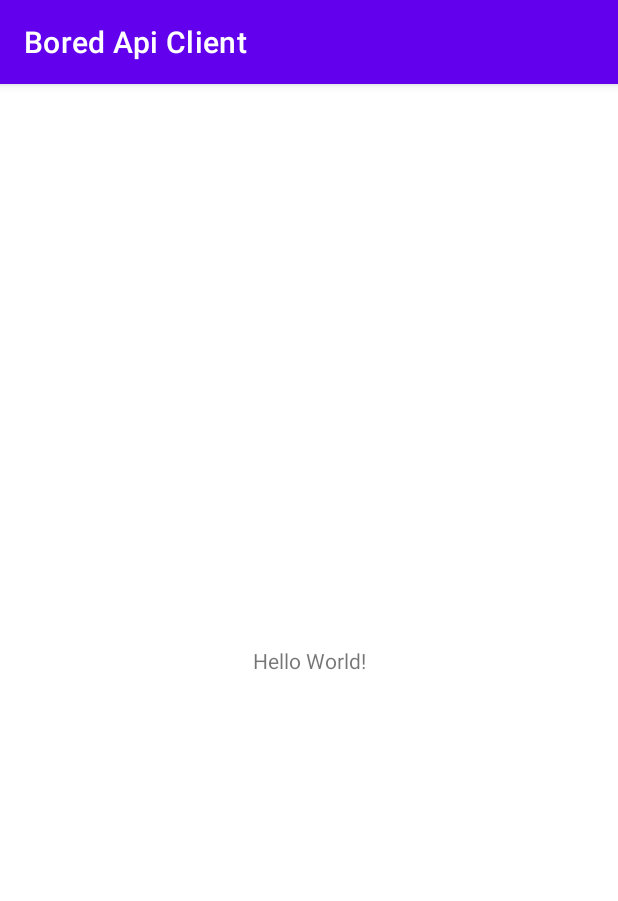
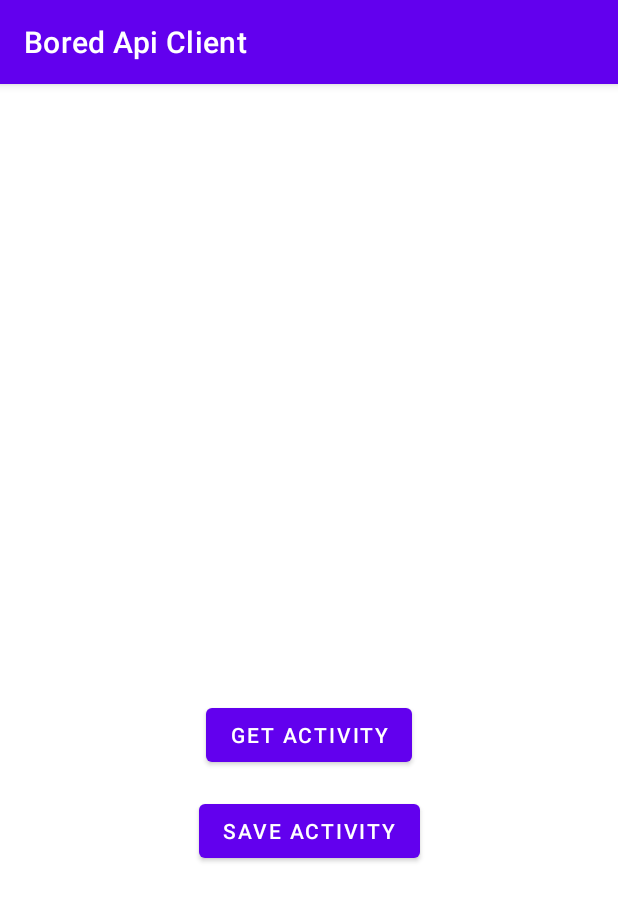
Before and after one commit to rdias002/bored-api-client, an Android app: the screen it shows after launch (MainActivity), on a phone screen of 412 x 824 dp. Shown: the top 901 px of the screen. Run offline under Robolectric (Android 15) with nearby library versions, the phone set to English and light mode, and no system bars; our stand-ins replace Dagger/Hilt's generated code, Room's generated code, data binding.

Commit message:
Completed all usecases

```diff
--- a/app/src/main/AndroidManifest.xml
+++ b/app/src/main/AndroidManifest.xml
@@ -1,6 +1,8 @@
 <?xml version="1.0" encoding="utf-8"?>
 <manifest xmlns:android="http://schemas.android.com/apk/res/android"
     package="com.example.boredapiclient">
+
+    <uses-permission android:name="android.permission.INTERNET" />
 
     <application
         android:name=".presentation.BoredApiClientApp"
--- a/app/src/main/java/core/utils/Resource.kt
+++ b/app/src/main/java/com/example/boredapiclient/core/utils/Resource.kt
@@ -1,4 +1,4 @@
-package core.utils
+package com.example.boredapiclient.core.utils
 
 sealed class Resource<T>(val data: T? = null, val message: String? = null) {
     class Loading<T>(data: T? = null): Resource<T>(data)
--- a/app/src/main/java/com/example/boredapiclient/data/local/ActivitiesDB.kt
+++ b/app/src/main/java/com/example/boredapiclient/data/local/ActivitiesDB.kt
@@ -5,10 +5,10 @@ import androidx.room.Database
 import androidx.room.Room
 import androidx.room.RoomDatabase
 import com.example.boredapiclient.data.local.dao.ActivityDao
-import com.example.boredapiclient.data.local.entities.ActivityEntity
+import com.example.boredapiclient.data.local.entities.SavedActivityEntity
 
 @Database(
-    entities = [ActivityEntity::class],
+    entities = [SavedActivityEntity::class],
     version = 1
 )
 abstract class ActivitiesDB : RoomDatabase() {
--- a/app/src/main/java/com/example/boredapiclient/data/local/dao/ActivityDao.kt
+++ b/app/src/main/java/com/example/boredapiclient/data/local/dao/ActivityDao.kt
@@ -1,28 +1,31 @@
 package com.example.boredapiclient.data.local.dao
 
 import androidx.room.*
-import com.example.boredapiclient.data.local.entities.ActivityEntity
+import com.example.boredapiclient.data.local.entities.SavedActivityEntity
 import kotlinx.coroutines.flow.Flow
 
 @Dao
 interface ActivityDao {
 
     @Insert(onConflict = OnConflictStrategy.REPLACE)
-    suspend fun saveActivity(activity:ActivityEntity)
+    suspend fun saveActivity(savedActivity: SavedActivityEntity)
 
-    @Query("SELECT * FROM activities_table")
-    fun getSavedActivities(): Flow<List<ActivityEntity>>
+    @Query("SELECT * FROM saved_activities_table")
+    fun getSavedActivities(): Flow<List<SavedActivityEntity>>
 
-    @Query("SELECT * FROM activities_table WHERE _id = :id")
-    fun getSavedActivity(id: Long): Flow<ActivityEntity>
+    @Query("SELECT * FROM saved_activities_table WHERE _id = :id")
+    fun getSavedActivity(id: Long): Flow<SavedActivityEntity>
 
-    @Query("DELETE FROM activities_table")
+    @Query("DELETE FROM saved_activities_table")
     suspend fun deleteAllSavedActivities()
 
-    @Query("DELETE FROM activities_table WHERE _id = :id")
+    @Query("DELETE FROM saved_activities_table WHERE _id = :id")
     suspend fun deleteSavedActivity(id: Long)
 
+    @Query("UPDATE saved_activities_table SET markedAsDone = :isMarkedAsDone WHERE _id = :id")
+    suspend fun markActivityAsDone(id: Long, isMarkedAsDone: Boolean = true)
+
     @Delete
-    suspend fun deleteSavedActivity(activity: ActivityEntity)
+    suspend fun deleteSavedActivity(savedActivity: SavedActivityEntity)
 
 }
--- a/app/src/main/java/com/example/boredapiclient/domain/model/ActivityModel.kt
+++ b/app/src/main/java/com/example/boredapiclient/domain/model/ActivityModel.kt
@@ -8,5 +8,6 @@ data class ActivityModel(
     val participants: Int,
     val price: Double,
     val link: String,
+    val markedAsDone: Boolean,
     val error: String? = null
 )
--- a/app/src/main/java/com/example/boredapiclient/domain/repository/ActivityRepository.kt
+++ b/app/src/main/java/com/example/boredapiclient/domain/repository/ActivityRepository.kt
@@ -1,7 +1,7 @@
 package com.example.boredapiclient.domain.repository
 
+import com.example.boredapiclient.core.utils.Resource
 import com.example.boredapiclient.domain.model.ActivityModel
-import core.utils.Resource
 import kotlinx.coroutines.flow.Flow
 
 interface ActivityRepository {
@@ -15,4 +15,5 @@ interface ActivityRepository {
     fun getSavedActivities(): Flow<List<ActivityModel>>
     fun getSavedActivity(activityModel: ActivityModel): Flow<ActivityModel>
     fun deleteSavedActivity(activityModel: ActivityModel): Flow<Resource<String>>
+    fun markActivityAsDone(activityModel: ActivityModel): Flow<Resource<String>>
 }
--- /dev/null
+++ b/app/src/main/java/com/example/boredapiclient/domain/usecase/DeleteSavedActivityUseCase.kt
@@ -0,0 +1,12 @@
+package com.example.boredapiclient.domain.usecase
+
+import com.example.boredapiclient.domain.model.ActivityModel
+import com.example.boredapiclient.domain.repository.ActivityRepository
+import javax.inject.Inject
+
+class DeleteSavedActivityUseCase @Inject constructor(
+    private val repository: ActivityRepository
+) {
+    operator fun invoke(activityModel: ActivityModel) =
+        repository.deleteSavedActivity(activityModel)
+}
--- a/app/src/main/java/com/example/boredapiclient/domain/usecase/GetRandomActivity.kt
+++ b/app/src/main/java/com/example/boredapiclient/domain/usecase/GetRandomActivityUseCase.kt
@@ -1,12 +1,12 @@
 package com.example.boredapiclient.domain.usecase
 
+import com.example.boredapiclient.core.utils.Resource
 import com.example.boredapiclient.domain.model.ActivityModel
 import com.example.boredapiclient.domain.repository.ActivityRepository
-import core.utils.Resource
 import kotlinx.coroutines.flow.Flow
 import javax.inject.Inject
 
-class GetRandomActivity @Inject constructor(
+class GetRandomActivityUseCase @Inject constructor(
     private val repository: ActivityRepository
 ) {
     operator fun invoke(): Flow<Resource<ActivityModel>> = repository.getRandomActivity()
--- /dev/null
+++ b/app/src/main/java/com/example/boredapiclient/domain/usecase/GetSavedActivitiesUseCase.kt
@@ -0,0 +1,10 @@
+package com.example.boredapiclient.domain.usecase
+
+import com.example.boredapiclient.domain.repository.ActivityRepository
+import javax.inject.Inject
+
+class GetSavedActivitiesUseCase @Inject constructor(
+    private val repository: ActivityRepository
+) {
+    operator fun invoke() = repository.getSavedActivities()
+}
--- /dev/null
+++ b/app/src/main/java/com/example/boredapiclient/domain/usecase/MarkActivityAsDoneUseCase.kt
@@ -0,0 +1,15 @@
+package com.example.boredapiclient.domain.usecase
+
+import com.example.boredapiclient.core.utils.Resource
+import com.example.boredapiclient.domain.model.ActivityModel
+import com.example.boredapiclient.domain.repository.ActivityRepository
+import kotlinx.coroutines.flow.Flow
+import javax.inject.Inject
+
+class MarkActivityAsDoneUseCase @Inject constructor(
+    private val repository: ActivityRepository
+) {
+    operator fun invoke(activityModel: ActivityModel): Flow<Resource<String>> =
+        repository.markActivityAsDone(activityModel)
+
+}
--- /dev/null
+++ b/app/src/main/java/com/example/boredapiclient/domain/usecase/SaveActivityUseCase.kt
@@ -0,0 +1,15 @@
+package com.example.boredapiclient.domain.usecase
+
+import com.example.boredapiclient.core.utils.Resource
+import com.example.boredapiclient.domain.model.ActivityModel
+import com.example.boredapiclient.domain.repository.ActivityRepository
+import kotlinx.coroutines.flow.Flow
+import javax.inject.Inject
+
+class SaveActivityUseCase @Inject constructor(
+    private val repository: ActivityRepository
+) {
+    operator fun invoke(activity: ActivityModel): Flow<Resource<String>> =
+        repository.saveActivity(activity)
+
+}
--- a/app/src/main/java/com/example/boredapiclient/presentation/activity/MainActivity.kt
+++ b/app/src/main/java/com/example/boredapiclient/presentation/activity/MainActivity.kt
@@ -1,12 +1,56 @@
 package com.example.boredapiclient.presentation.activity
 
+import android.os.Bundle
+import android.widget.Toast
+import androidx.activity.viewModels
 import androidx.appcompat.app.AppCompatActivity
-import android.os.Bundle
-import com.example.boredapiclient.R
+import androidx.lifecycle.Lifecycle
+import androidx.lifecycle.lifecycleScope
+import androidx.lifecycle.repeatOnLifecycle
+import com.example.boredapiclient.databinding.ActivityMainBinding
+import com.example.boredapiclient.presentation.viewmodel.HomeActivityViewModel
+import com.google.android.material.snackbar.Snackbar
+import dagger.hilt.android.AndroidEntryPoint
+import kotlinx.coroutines.flow.collect
+import kotlinx.coroutines.launch
 
+@AndroidEntryPoint
 class MainActivity : AppCompatActivity() {
+
+    private val viewModel: HomeActivityViewModel by viewModels()
+    lateinit var binding: ActivityMainBinding
+
     override fun onCreate(savedInstanceState: Bundle?) {
         super.onCreate(savedInstanceState)
-        setContentView(R.layout.activity_main)
+        binding = ActivityMainBinding.inflate(layoutInflater)
+        setContentView(binding.root)
+
+        binding.viewmodel = viewModel
+        binding.lifecycleOwner = this
+
+        collectFlows()
+    }
+
+    private fun collectFlows() {
+        lifecycleScope.launch {
+            repeatOnLifecycle(Lifecycle.State.STARTED) {
+                launch {
+                    viewModel.uiEventsSharedFlow.collect {
+                        handleUiEvent(it)
+                    }
+                }
+            }
+        }
+    }
+
+    private fun handleUiEvent(uiEvent: HomeActivityViewModel.UiEvents) {
+        when (uiEvent) {
+            is HomeActivityViewModel.UiEvents.ShowToast -> {
+                Toast.makeText(this, uiEvent.message, uiEvent.length).show()
+            }
+            is HomeActivityViewModel.UiEvents.ShowSnackBar -> {
+                Snackbar.make(binding.root, uiEvent.message, uiEvent.length).show()
+            }
+        }
     }
 }
--- /dev/null
+++ b/app/src/main/java/com/example/boredapiclient/presentation/viewmodel/HomeActivityViewModel.kt
@@ -0,0 +1,86 @@
+package com.example.boredapiclient.presentation.viewmodel
+
+import android.widget.Toast
+import androidx.lifecycle.ViewModel
+import androidx.lifecycle.viewModelScope
+import com.example.boredapiclient.core.utils.Resource
+import com.example.boredapiclient.domain.model.ActivityModel
+import com.example.boredapiclient.domain.usecase.*
+import com.google.android.material.snackbar.Snackbar
+import dagger.hilt.android.lifecycle.HiltViewModel
+import kotlinx.coroutines.flow.MutableSharedFlow
+import kotlinx.coroutines.flow.MutableStateFlow
+import kotlinx.coroutines.flow.SharedFlow
+import kotlinx.coroutines.flow.collect
+import kotlinx.coroutines.launch
+import javax.inject.Inject
+
+@HiltViewModel
+class HomeActivityViewModel @Inject constructor(
+    private val getRandomActivityUseCaseUseCase: GetRandomActivityUseCase,
+    private val saveActivityUseCase: SaveActivityUseCase,
+    private val getSavedActivitiesUseCase: GetSavedActivitiesUseCase,
+    private val markActivityAsDoneUseCase: MarkActivityAsDoneUseCase,
+    private val deleteSavedActivityUseCase: DeleteSavedActivityUseCase
+) : ViewModel() {
+
+    private val _uiEventsSharedFlow = MutableSharedFlow<UiEvents>()
+    val uiEventsSharedFlow: SharedFlow<UiEvents> = _uiEventsSharedFlow
+
+    val textViewState = MutableStateFlow("")
+
+    private lateinit var activity: ActivityModel
+
+    fun getRandomActivity() {
+        viewModelScope.launch {
+            getRandomActivityUseCaseUseCase.invoke().collect {
+                when (it) {
+                    is Resource.Loading -> {}
+                    is Resource.Success -> {
+                        textViewState.value = it.data.toString()
+                        it.data?.let { a -> activity = a }
+                    }
+                    is Resource.Error -> {
+                        _uiEventsSharedFlow.emit(
+                            UiEvents.ShowSnackBar(
+                                it.message ?: "Something went wrong"
+                            )
+                        )
+                    }
+                }
+            }
+        }
+    }
+
+    fun saveActivity() {
+        viewModelScope.launch {
+            if (::activity.isInitialized) {
+                saveActivityUseCase.invoke(activity).collect {
+                    when (it) {
+                        is Resource.Loading -> {}
+                        is Resource.Success -> {
+                            _uiEventsSharedFlow.emit(
+                                UiEvents.ShowToast(it.message ?: "Saved")
+                            )
+                        }
+                        is Resource.Error -> {
+                            _uiEventsSharedFlow.emit(
+                                UiEvents.ShowToast(
+                                    it.message ?: "Could not save activity"
+                                )
+                            )
+                        }
+                    }
+                }
+            } else {
+                _uiEventsSharedFlow.emit(UiEvents.ShowToast("Activity not found"))
+            }
+        }
+    }
+
+    sealed class UiEvents {
+        class ShowToast(val message: String, val length: Int = Toast.LENGTH_SHORT) : UiEvents()
+        class ShowSnackBar(val message: String, val length: Int = Snackbar.LENGTH_SHORT) :
+            UiEvents()
+    }
+}
--- a/app/src/main/res/layout/activity_main.xml
+++ b/app/src/main/res/layout/activity_main.xml
@@ -1,18 +1,52 @@
 <?xml version="1.0" encoding="utf-8"?>
-<androidx.constraintlayout.widget.ConstraintLayout xmlns:android="http://schemas.android.com/apk/res/android"
+<layout xmlns:android="http://schemas.android.com/apk/res/android"
     xmlns:app="http://schemas.android.com/apk/res-auto"
-    xmlns:tools="http://schemas.android.com/tools"
+    xmlns:tools="http://schemas.android.com/tools">
+
+    <data>
+
+        <variable
+            name="viewmodel"
+            type="com.example.boredapiclient.presentation.viewmodel.HomeActivityViewModel" />
+    </data>
+
+    <androidx.constraintlayout.widget.ConstraintLayout
         android:layout_width="match_parent"
         android:layout_height="match_parent"
         tools:context=".presentation.activity.MainActivity">
 
         <TextView
+            android:id="@+id/textView"
             android:layout_width="wrap_content"
             android:layout_height="wrap_content"
-        android:text="Hello World!"
+            android:text="@={viewmodel.textViewState}"
+            android:textAlignment="center"
             app:layout_constraintBottom_toBottomOf="parent"
             app:layout_constraintLeft_toLeftOf="parent"
             app:layout_constraintRight_toRightOf="parent"
             app:layout_constraintTop_toTopOf="parent" />
 
+        <Button
+            android:id="@+id/button"
+            android:layout_width="wrap_content"
+            android:layout_height="wrap_content"
+            android:layout_marginTop="16dp"
+            android:onClick="@{v -> viewmodel.getRandomActivity()}"
+            android:text="Get Activity"
+            app:layout_constraintEnd_toEndOf="parent"
+            app:layout_constraintStart_toStartOf="parent"
+            app:layout_constraintTop_toBottomOf="@+id/textView" />
+
+        <Button
+            android:id="@+id/saveButton"
+            android:layout_width="wrap_content"
+            android:layout_height="wrap_content"
+            android:layout_marginTop="16dp"
+            android:onClick="@{v -> viewmodel.saveActivity()}"
+            android:text="Save Activity"
+            app:layout_constraintEnd_toEndOf="parent"
+            app:layout_constraintStart_toStartOf="parent"
+            app:layout_constraintTop_toBottomOf="@+id/button" />
+
     </androidx.constraintlayout.widget.ConstraintLayout>
+</layout>
```
Also changed, not shown: app/src/main/java/com/example/boredapiclient/data/MappingExtensions.kt (+22 -21 lines), app/src/main/java/com/example/boredapiclient/data/local/entities/ActivityHistoryEntity.kt (renamed from app/src/main/java/com/example/boredapiclient/data/local/entities/ActivityEntity.kt, +6 -4 lines), app/src/main/java/com/example/boredapiclient/data/local/entities/SavedActivityEntity.kt (added, +17 -0 lines), app/src/main/java/com/example/boredapiclient/data/repository/ActivityRepositoryImpl.kt (+16 -3 lines), app/src/main/java/com/example/boredapiclient/domain/usecase/GetSavedActivityUseCase.kt (added, +11 -0 lines). Lines whose indentation alone changed are shown as unchanged.
